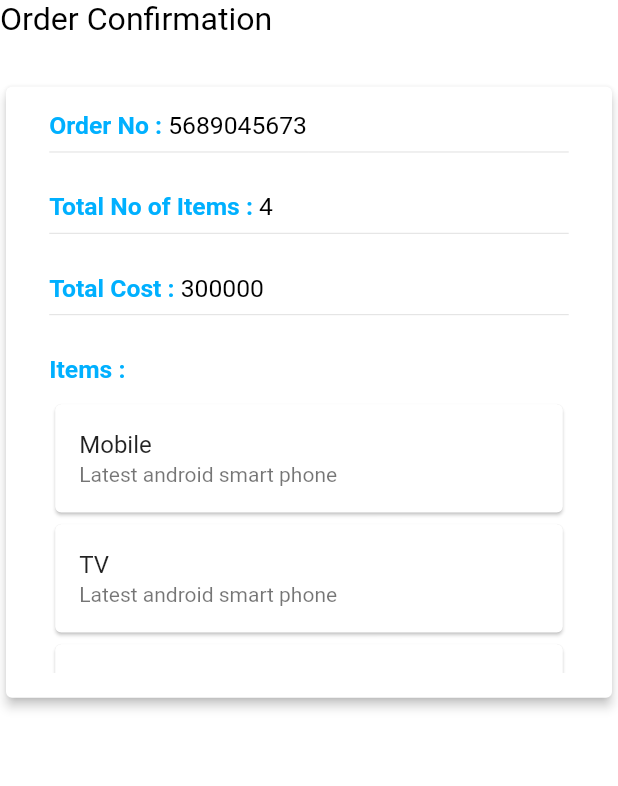
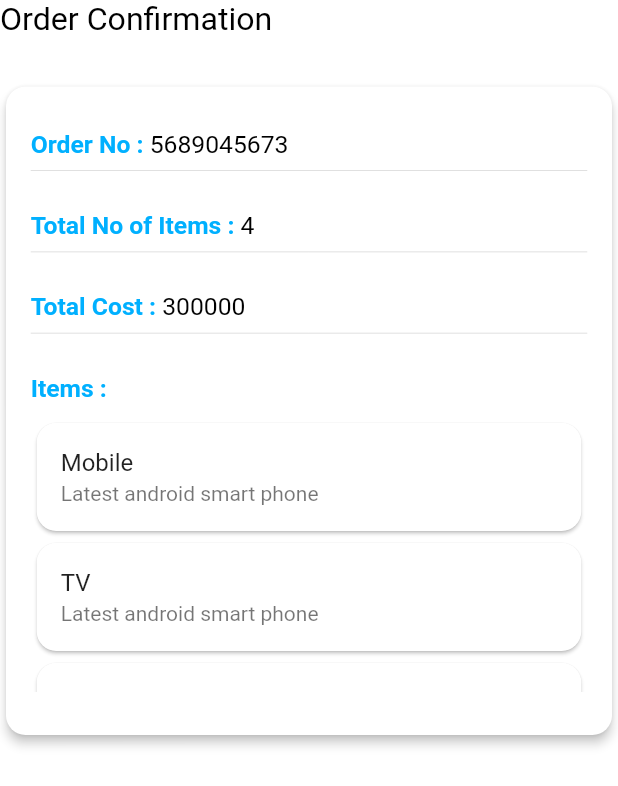
Before and after one commit to rupal-tripund/shipping_app, a Flutter app: what viewOrderList() shows on an empty page, opened directly, on a phone screen of 412 x 824 dp. Shown: the top 786 px of the screen. Run offline on Flutter 3.47's test engine with Material 2 defaults, Android fonts, the phone set to English and light mode, and no system bars; our stand-ins replace curved_navigation_bar, email_validator, file_picker, input_quantity, open_file, readmore and 1 more; missing offline and left inert: syncfusion_flutter_pdf.

Commit message:
alignment fix for new order page

```diff
--- a/lib/screens/order/new_order_screens/order_confirmation.dart
+++ b/lib/screens/order/new_order_screens/order_confirmation.dart
@@ -76,11 +76,12 @@ class _viewOrderListState extends State<viewOrderList> {
           Align(
             alignment: Alignment.center,
             child: Card(
+              shape: RoundedRectangleBorder(borderRadius: BorderRadius.circular(13.0),),
               elevation: 3,
               child: Padding(
                 padding: EdgeInsets.symmetric(
-                  horizontal:Style.paddingHeight,
-                  vertical: Style.paddingWidth,
+                  horizontal:Style.paddingWidth,
+                  vertical: Style.paddingHeight,
                 ),
                 child: Column(
                     crossAxisAlignment: CrossAxisAlignment.start,
@@ -177,6 +178,8 @@ class _viewOrderListState extends State<viewOrderList> {
                           itemCount: _items.length,
                           itemBuilder: (BuildContext context, int index) {
                             return Card(
+                              elevation: 1,
+                              shape: RoundedRectangleBorder(borderRadius: BorderRadius.circular(13.0),),
                               child: ListTile(
                                 title: Text(
                                   _items[index]['name'],
```
